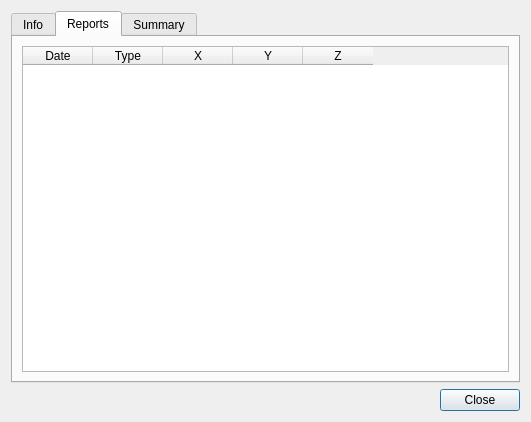
Above: src/FleetView.ui from lhamot/DroneWars before the change. Below: the same form after it.
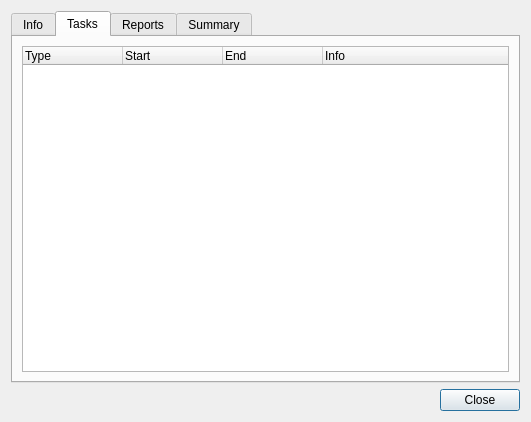
That is the form after the change. The open tabs and pages were chosen to show the change.

Diff of the .ui file:
```diff
--- a/src/FleetView.ui
+++ b/src/FleetView.ui
@@ -88,15 +88,49 @@
        </item>
       </layout>
      </widget>
+     <widget class="QWidget" name="Tasks">
+      <attribute name="title">
+       <string>Tasks</string>
+      </attribute>
+      <layout class="QVBoxLayout" name="verticalLayout_4">
+       <item>
+        <widget class="QTreeWidget" name="taskTreeWidget">
+         <attribute name="headerDefaultSectionSize">
+          <number>100</number>
+         </attribute>
+         <column>
+          <property name="text">
+           <string>Type</string>
+          </property>
+         </column>
+         <column>
+          <property name="text">
+           <string>Start</string>
+          </property>
+         </column>
+         <column>
+          <property name="text">
+           <string>End</string>
+          </property>
+         </column>
+         <column>
+          <property name="text">
+           <string>Info</string>
+          </property>
+         </column>
+        </widget>
+       </item>
+      </layout>
+     </widget>
      <widget class="QWidget" name="Reports">
       <attribute name="title">
        <string>Reports</string>
       </attribute>
       <layout class="QVBoxLayout" name="verticalLayout_3">
        <item>
-        <widget class="QTableWidget" name="tableWidget_7">
-         <attribute name="horizontalHeaderDefaultSectionSize">
-          <number>70</number>
+        <widget class="QTreeWidget" name="reportTreeWidget">
+         <attribute name="headerDefaultSectionSize">
+          <number>100</number>
          </attribute>
          <column>
           <property name="text">
@@ -110,17 +144,7 @@
          </column>
          <column>
           <property name="text">
-           <string>X</string>
-          </property>
-         </column>
-         <column>
-          <property name="text">
-           <string>Y</string>
-          </property>
-         </column>
-         <column>
-          <property name="text">
-           <string>Z</string>
+           <string>Comment</string>
           </property>
          </column>
         </widget>
```
Left out of the diff: 8 changed lines with no effect on the pictures.
